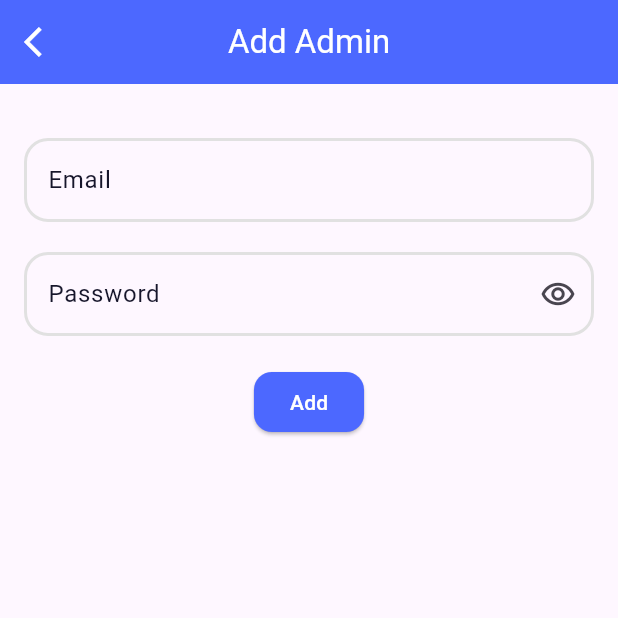
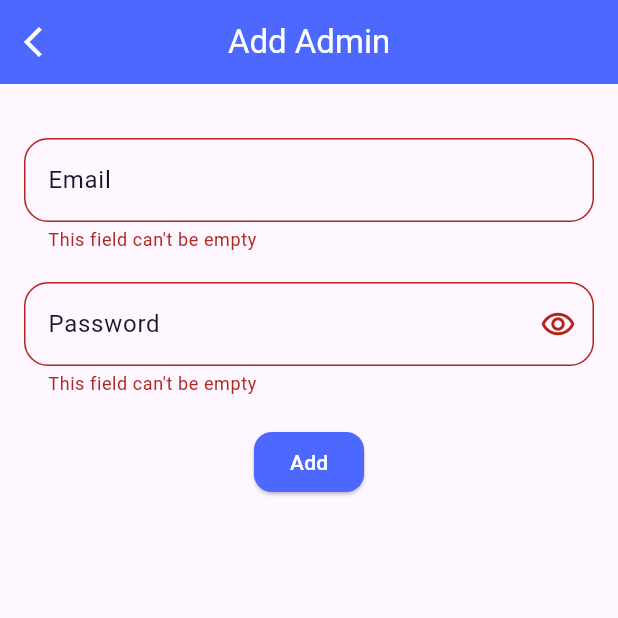
Before and after one commit to salahswidan/our_market_admin_dashboard, a Flutter app: the AddAdminView screen opened directly, after a tap on "Add", on a phone screen of 412 x 824 dp, the top half of it. Run offline on Flutter 3.47's test engine with Material 3 defaults, Android fonts, the phone set to English and light mode, and no system bars; our stand-ins replace cached_network_image, dio, flutter_bloc; statements that could not run were skipped.

Commit message:
add admin part 2

```diff
--- a/lib/core/api_services.dart
+++ b/lib/core/api_services.dart
@@ -27,7 +27,7 @@ class ApiServices {
 
    final Dio dioAuth = Dio(
      BaseOptions(
-         baseUrl: 'https://fkjveyulwgvqmkuqllmi.supabase.co/auth/v1',
+         baseUrl: 'https://fkjveyulwgvqmkuqllmi.supabase.co/auth/v1/',
          headers: {
            "apikey": anonkey,
          }),
--- a/lib/features/add_admin/cubit/cubit/add_admin_cubit.dart
+++ b/lib/features/add_admin/cubit/cubit/add_admin_cubit.dart
@@ -1,26 +1,28 @@
-import 'package:bloc/bloc.dart';
+import 'package:flutter_bloc/flutter_bloc.dart';
  import 'package:dio/dio.dart';
-import 'package:meta/meta.dart';
-import 'package:our_market_admin_dashboard/core/api_services.dart';
+
+import '../../../../core/api_services.dart';
 
  part 'add_admin_state.dart';
 
  class AddAdminCubit extends Cubit<AddAdminState> {
    AddAdminCubit() : super(AddAdminInitial());
 
-  ApiServices _apiServices = ApiServices();
+   final ApiServices _apiServices = ApiServices();
+
    Future<void> createAnAccount(Map<String, dynamic> data) async {
      emit(AddAdminLoading());
      try {
        emit(AddAdminLoading());
-    Response response = await _apiServices.createAnAccount('signup', data);
+       Response response = await _apiServices.createAnAccount("signup", data);
        if (response.statusCode == 200) {
          emit(AddAdminSuccess());
        } else {
-      emit(AddAdminError(masError: response.data['msg']));
+         emit(AddAdminError(masError: response.data["msg"]));
        }
      } catch (e) {
-      emit(AddAdminError(masError: "Something went wrong please try again"));
+       print(e.toString());
+       emit(AddAdminError(masError: "Something went wrong , please try again"));
      }
    }
  }
--- a/lib/features/add_admin/cubit/cubit/add_admin_state.dart
+++ b/lib/features/add_admin/cubit/cubit/add_admin_state.dart
@@ -1,6 +1,5 @@
 part of 'add_admin_cubit.dart';
 
-@immutable
 sealed class AddAdminState {}
 
 final class AddAdminInitial extends AddAdminState {}
--- a/lib/features/add_admin/view/add_admin_view.dart
+++ b/lib/features/add_admin/view/add_admin_view.dart
@@ -1,6 +1,13 @@
 import 'package:flutter/material.dart';
+import 'package:flutter_bloc/flutter_bloc.dart';
+import 'package:our_market_admin_dashboard/core/components/custom_cicle_progress_indicator.dart';
 import 'package:our_market_admin_dashboard/core/components/custom_elevated_button.dart';
 import 'package:our_market_admin_dashboard/core/components/custom_text_field.dart';
+import 'package:our_market_admin_dashboard/core/functions/navigate_to.dart';
+import 'package:our_market_admin_dashboard/core/functions/navigate_without_back.dart';
+import 'package:our_market_admin_dashboard/core/functions/show_msg.dart';
+import 'package:our_market_admin_dashboard/features/add_admin/cubit/cubit/add_admin_cubit.dart';
+import 'package:our_market_admin_dashboard/features/auth/view/login_view.dart';
 
 import '../../../core/functions/build_appBar.dart';
 
@@ -19,21 +26,59 @@ class _AddAdminViewState extends State<AddAdminView> {
   Widget build(BuildContext context) {
     return Scaffold(
       appBar: buildCustomAppBar(context, "Add Admin"),
-      body: Padding(
+      body: BlocProvider(
+        create: (context) => AddAdminCubit(),
+        child: BlocConsumer<AddAdminCubit, AddAdminState>(
+          listener: (context, state) {
+            if (state is AddAdminSuccess) {
+              naviagteWithoutBack(context, LoginView());
+            }
+            if (state is AddAdminError) {
+              showMsg(context, state.masError);
+            }
+          },
+          builder: (context, state) {
+            AddAdminCubit cubit = context.read<AddAdminCubit>();
+            return Padding(
               padding: const EdgeInsets.all(16.0),
-        child: Form(
+              child:state is AddAdminLoading ? CustomCircleIndicator(): Form(
                 key: _formKey,
                 child: Column(
                   children: [
-              SizedBox(height: 20,),
-              CustomTextField(lableText: "Email",controller:_emailController ,),
-                                             SizedBox(height: 20,),
-
-              CustomTextField(lableText: "Password",controller: _passwordController ,isPassword: true,),
-              SizedBox(height: 20,),
-              CustomElevatedButton(child: const Text("Add"), onPressed: (){},)
+                    SizedBox(
+                      height: 20,
+                    ),
+                    CustomTextField(
+                      lableText: "Email",
+                      controller: _emailController,
+                    ),
+                    SizedBox(
+                      height: 20,
+                    ),
+                    CustomTextField(
+                      lableText: "Password",
+                      controller: _passwordController,
+                      isPassword: true,
+                    ),
+                    SizedBox(
+                      height: 20,
+                    ),
+                    CustomElevatedButton(
+                      child: const Text("Add"),
+                      onPressed: () {
+                        if (_formKey.currentState!.validate()) {
+                          cubit.createAnAccount({
+                            "email": _emailController.text,
+                            "password": _passwordController.text
+                          });
+                        }
+                      },
+                    )
                   ],
                 ),
+              ),
+            );
+          },
         ),
       ),
     );
--- a/lib/main.dart
+++ b/lib/main.dart
@@ -1,10 +1,13 @@
 import 'package:flutter/material.dart';
+import 'package:flutter_bloc/flutter_bloc.dart';
+import 'package:our_market_admin_dashboard/core/my_observer.dart';
 import 'package:our_market_admin_dashboard/features/home/views/home_view.dart';
 
 import 'features/auth/view/login_view.dart';
 
 void main() {
   runApp(const MyApp());
+  Bloc.observer = MyObserver();
 }
 
 class MyApp extends StatelessWidget {
```
Lines whose indentation alone changed are shown as unchanged.
